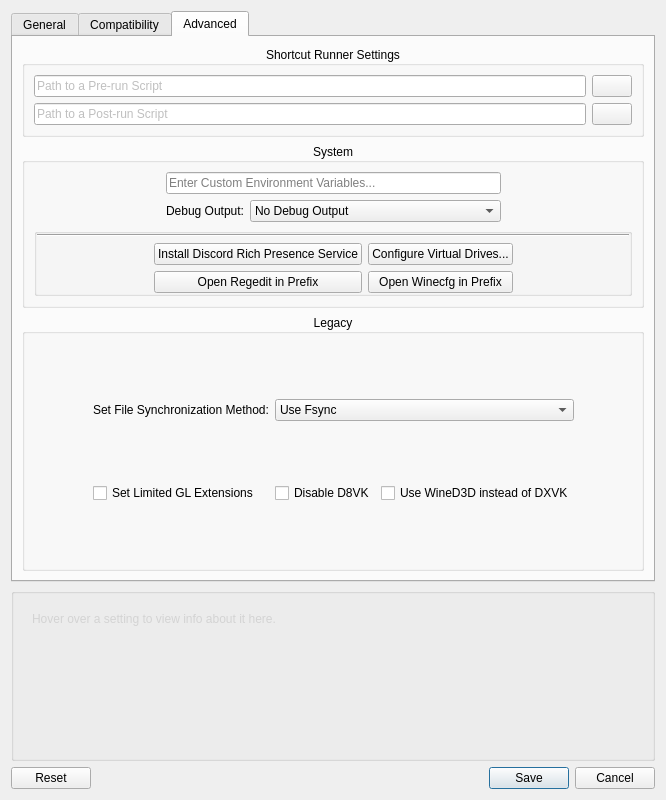
Qt form src/neroprefixsettings.ui (keenanweaver/Nero-umu) before a commit.
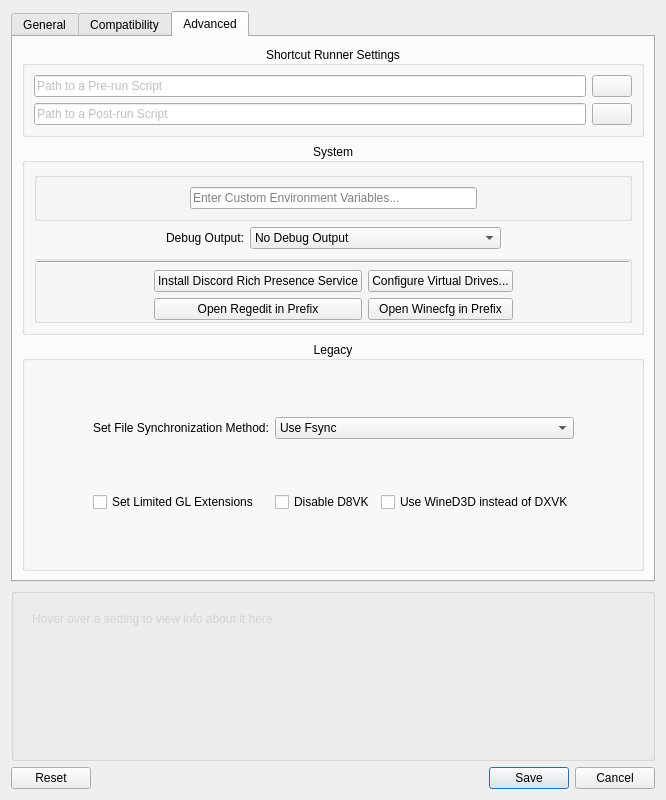
The same form after that commit. The open tabs and pages were chosen to show the change. Icons and pictures are not drawn.

Commit message: Disable custom env vars These should HOPEFULLY never be needed, and is just a pita to parse using Qt's strings.

Patch:
```diff
--- a/src/neroprefixsettings.ui
+++ b/src/neroprefixsettings.ui
@@ -1350,39 +1350,7 @@
           <set>Qt::AlignCenter</set>
          </property>
          <layout class="QGridLayout" name="gridLayout_6" columnstretch="1,0,2,1">
-          <item row="0" column="0">
-           <spacer name="horizontalSpacer_7">
-            <property name="orientation">
-             <enum>Qt::Horizontal</enum>
-            </property>
-            <property name="sizeHint" stdset="0">
-             <size>
-              <width>0</width>
-              <height>20</height>
-             </size>
-            </property>
-           </spacer>
-          </item>
-          <item row="0" column="1" colspan="2">
-           <widget class="QLineEdit" name="prefixEnvVars">
-            <property name="whatsThis">
-             <string>&lt;html&gt;&lt;head/&gt;&lt;body&gt;&lt;p&gt;Enter any desired Environment Variables that you might need for this prefix.&lt;/p&gt;&lt;p&gt;Environment Variables must be entered in &lt;span style=&quot; font-weight:700;&quot;&gt;KEY=&amp;quot;values&amp;quot; &lt;/span&gt;format.&lt;/p&gt;&lt;p&gt;Any Environment Variables added here will be prepended to the main runner environment for this prefix when an application starts.&lt;/p&gt;&lt;/body&gt;&lt;/html&gt;</string>
-            </property>
-            <property name="accessibleName">
-             <string>Custom Prefix Environment Variables</string>
-            </property>
-            <property name="placeholderText">
-             <string>Enter Custom Environment Variables...</string>
-            </property>
-            <property name="clearButtonEnabled">
-             <bool>true</bool>
-            </property>
-            <property name="isFor" stdset="0">
-             <string>CustomEnvVars</string>
-            </property>
-           </widget>
-          </item>
-          <item row="0" column="3">
+          <item row="1" column="3">
            <spacer name="horizontalSpacer_8">
             <property name="orientation">
              <enum>Qt::Horizontal</enum>
@@ -1395,42 +1363,20 @@
             </property>
            </spacer>
           </item>
-          <item row="1" column="1">
-           <widget class="QLabel" name="label_4">
-            <property name="text">
-             <string>Debug Output:</string>
+          <item row="1" column="0">
+           <spacer name="horizontalSpacer_7">
+            <property name="orientation">
+             <enum>Qt::Horizontal</enum>
             </property>
-           </widget>
-          </item>
-          <item row="1" column="2">
-           <widget class="QComboBox" name="debugBox">
-            <property name="whatsThis">
-             <string>&lt;html&gt;&lt;head/&gt;&lt;body&gt;&lt;p&gt;Set the desired level of debug output Nero should print when running an application in this prefix.&lt;/p&gt;&lt;p&gt;This can be useful if you are debugging a troublesome application and need to know the output.&lt;/p&gt;&lt;p&gt;Any debug output will be printed to standard output (i.e. the terminal application Nero is launched from).&lt;/p&gt;&lt;/body&gt;&lt;/html&gt;</string>
+            <property name="sizeHint" stdset="0">
+             <size>
+              <width>0</width>
+              <height>20</height>
+             </size>
             </property>
-            <property name="accessibleName">
-             <string>Set Proton/UMU Debug Output</string>
-            </property>
-            <property name="isFor" stdset="0">
-             <string>DebugOutput</string>
-            </property>
-            <item>
-             <property name="text">
-              <string>No Debug Output</string>
-             </property>
-            </item>
-            <item>
-             <property name="text">
-              <string>Show Loaded DLLs</string>
-             </property>
-            </item>
-            <item>
-             <property name="text">
-              <string>Full Debug Output</string>
-             </property>
-            </item>
-           </widget>
+           </spacer>
           </item>
-          <item row="2" column="0" colspan="4">
+          <item row="3" column="0" colspan="4">
            <widget class="QGroupBox" name="prefixServices">
             <property name="title">
              <string notr="true"/>
@@ -1572,6 +1518,98 @@
             </layout>
            </widget>
           </item>
+          <item row="0" column="0" colspan="4">
+           <widget class="QGroupBox" name="envBox">
+            <property name="title">
+             <string/>
+            </property>
+            <property name="flat">
+             <bool>true</bool>
+            </property>
+            <layout class="QHBoxLayout" name="horizontalLayout_4" stretch="1,2,1">
+             <item>
+              <spacer name="horizontalSpacer_17">
+               <property name="orientation">
+                <enum>Qt::Horizontal</enum>
+               </property>
+               <property name="sizeHint" stdset="0">
+                <size>
+                 <width>40</width>
+                 <height>20</height>
+                </size>
+               </property>
+              </spacer>
+             </item>
+             <item>
+              <widget class="QLineEdit" name="prefixEnvVars">
+               <property name="whatsThis">
+                <string>&lt;html&gt;&lt;head/&gt;&lt;body&gt;&lt;p&gt;Enter any desired Environment Variables that you might need for this prefix.&lt;/p&gt;&lt;p&gt;Environment Variables must be entered in &lt;span style=&quot; font-weight:700;&quot;&gt;KEY=&amp;quot;values&amp;quot; &lt;/span&gt;format.&lt;/p&gt;&lt;p&gt;Any Environment Variables added here will be prepended to the main runner environment for this prefix when an application starts.&lt;/p&gt;&lt;/body&gt;&lt;/html&gt;</string>
+               </property>
+               <property name="accessibleName">
+                <string>Custom Prefix Environment Variables</string>
+               </property>
+               <property name="placeholderText">
+                <string>Enter Custom Environment Variables...</string>
+               </property>
+               <property name="clearButtonEnabled">
+                <bool>true</bool>
+               </property>
+               <property name="isFor" stdset="0">
+                <string>CustomEnvVars</string>
+               </property>
+              </widget>
+             </item>
+             <item>
+              <spacer name="horizontalSpacer_18">
+               <property name="orientation">
+                <enum>Qt::Horizontal</enum>
+               </property>
+               <property name="sizeHint" stdset="0">
+                <size>
+                 <width>40</width>
+                 <height>20</height>
+                </size>
+               </property>
+              </spacer>
+             </item>
+            </layout>
+           </widget>
+          </item>
+          <item row="1" column="1">
+           <widget class="QLabel" name="label_4">
+            <property name="text">
+             <string>Debug Output:</string>
+            </property>
+           </widget>
+          </item>
+          <item row="1" column="2">
+           <widget class="QComboBox" name="debugBox">
+            <property name="whatsThis">
+             <string>&lt;html&gt;&lt;head/&gt;&lt;body&gt;&lt;p&gt;Set the desired level of debug output Nero should print when running an application in this prefix.&lt;/p&gt;&lt;p&gt;This can be useful if you are debugging a troublesome application and need to know the output.&lt;/p&gt;&lt;p&gt;Any debug output will be printed to standard output (i.e. the terminal application Nero is launched from).&lt;/p&gt;&lt;/body&gt;&lt;/html&gt;</string>
+            </property>
+            <property name="accessibleName">
+             <string>Set Proton/UMU Debug Output</string>
+            </property>
+            <property name="isFor" stdset="0">
+             <string>DebugOutput</string>
+            </property>
+            <item>
+             <property name="text">
+              <string>No Debug Output</string>
+             </property>
+            </item>
+            <item>
+             <property name="text">
+              <string>Show Loaded DLLs</string>
+             </property>
+            </item>
+            <item>
+             <property name="text">
+              <string>Full Debug Output</string>
+             </property>
+            </item>
+           </widget>
+          </item>
          </layout>
         </widget>
        </item>
```
The commit also changes 1 other file.
